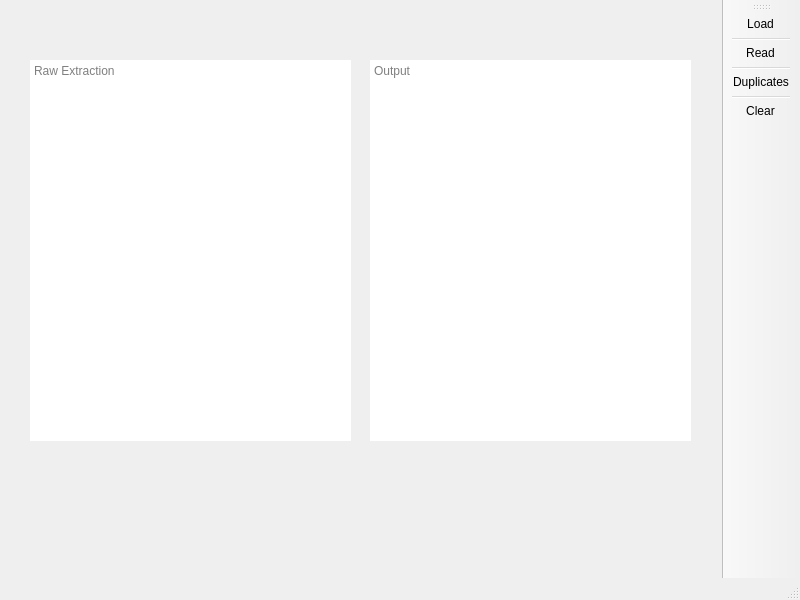
Before: the Qt Designer form mainwindow.ui in 2qp/pdf, drawn with Qt 5.
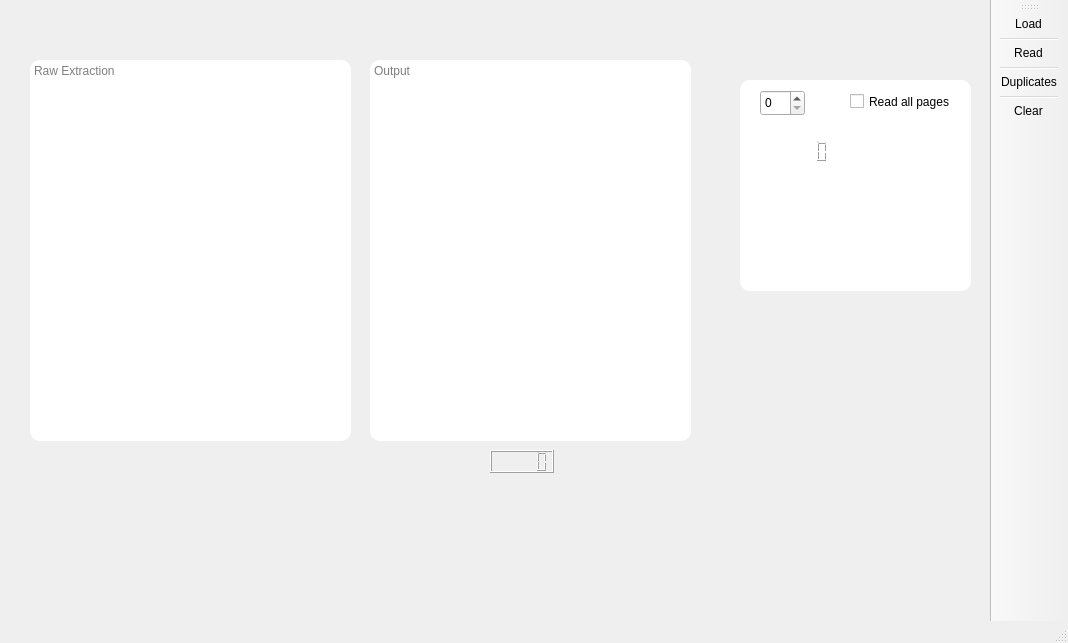
After: the same form once the commit is applied. Icons and pictures are not drawn.

```diff
--- a/mainwindow.ui
+++ b/mainwindow.ui
@@ -6,8 +6,8 @@
    <rect>
     <x>0</x>
     <y>0</y>
-    <width>800</width>
-    <height>600</height>
+    <width>1068</width>
+    <height>643</height>
    </rect>
   </property>
   <property name="windowTitle">
@@ -23,6 +23,9 @@
       <height>381</height>
      </rect>
     </property>
+    <property name="styleSheet">
+     <string notr="true"> border-radius:10px; background-color: palette(base);</string>
+    </property>
     <property name="frameShape">
      <enum>QFrame::NoFrame</enum>
     </property>
@@ -48,11 +51,14 @@
       <height>381</height>
      </rect>
     </property>
+    <property name="styleSheet">
+     <string notr="true"> border-radius:10px; background-color: palette(base);</string>
+    </property>
     <property name="frameShape">
-     <enum>QFrame::NoFrame</enum>
+     <enum>QFrame::WinPanel</enum>
     </property>
     <property name="frameShadow">
-     <enum>QFrame::Plain</enum>
+     <enum>QFrame::Raised</enum>
     </property>
     <property name="lineWidth">
      <number>1</number>
@@ -64,6 +70,68 @@
      <string>Output</string>
     </property>
    </widget>
+   <widget class="QFrame" name="frame">
+    <property name="geometry">
+     <rect>
+      <x>740</x>
+      <y>80</y>
+      <width>231</width>
+      <height>211</height>
+     </rect>
+    </property>
+    <property name="styleSheet">
+     <string notr="true">QFrame {border-radius: 10px; background-color: palette(base);}</string>
+    </property>
+    <property name="frameShape">
+     <enum>QFrame::WinPanel</enum>
+    </property>
+    <property name="frameShadow">
+     <enum>QFrame::Raised</enum>
+    </property>
+    <widget class="QCheckBox" name="checkBox">
+     <property name="geometry">
+      <rect>
+       <x>110</x>
+       <y>10</y>
+       <width>121</width>
+       <height>23</height>
+      </rect>
+     </property>
+     <property name="text">
+      <string>Read all pages</string>
+     </property>
+    </widget>
+    <widget class="QSpinBox" name="spinBox">
+     <property name="geometry">
+      <rect>
+       <x>20</x>
+       <y>10</y>
+       <width>45</width>
+       <height>26</height>
+      </rect>
+     </property>
+    </widget>
+    <widget class="QLCDNumber" name="pgcount">
+     <property name="geometry">
+      <rect>
+       <x>30</x>
+       <y>60</y>
+       <width>64</width>
+       <height>23</height>
+      </rect>
+     </property>
+    </widget>
+   </widget>
+   <widget class="QLCDNumber" name="counts">
+    <property name="geometry">
+     <rect>
+      <x>490</x>
+      <y>450</y>
+      <width>64</width>
+      <height>23</height>
+     </rect>
+    </property>
+   </widget>
   </widget>
   <widget class="QStatusBar" name="statusbar"/>
   <widget class="QToolBar" name="toolBar">
@@ -95,7 +163,7 @@
     <rect>
      <x>0</x>
      <y>0</y>
-     <width>800</width>
+     <width>1068</width>
      <height>22</height>
     </rect>
    </property>
```
